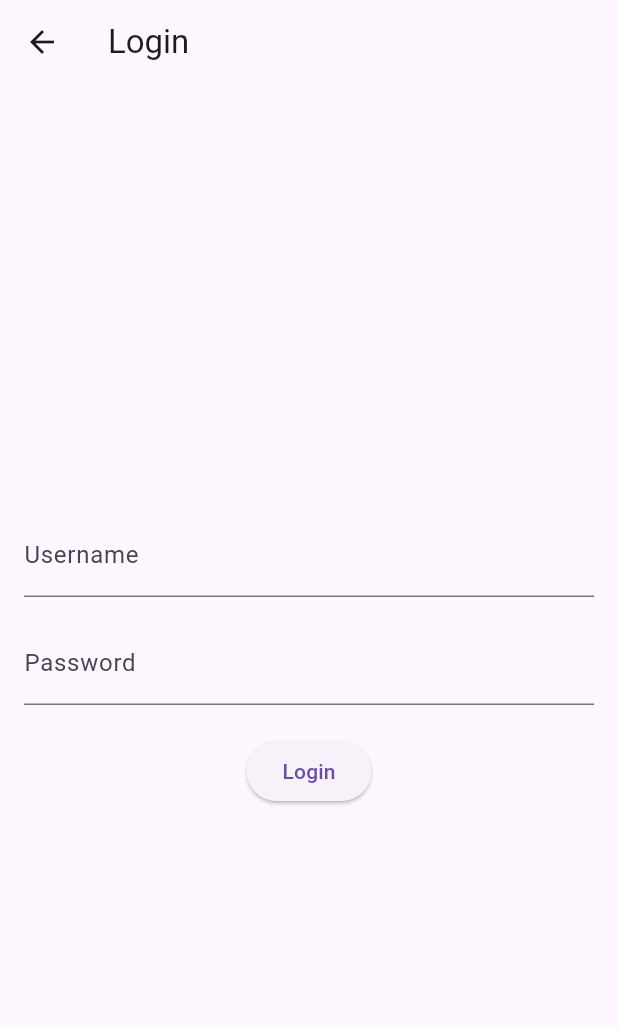
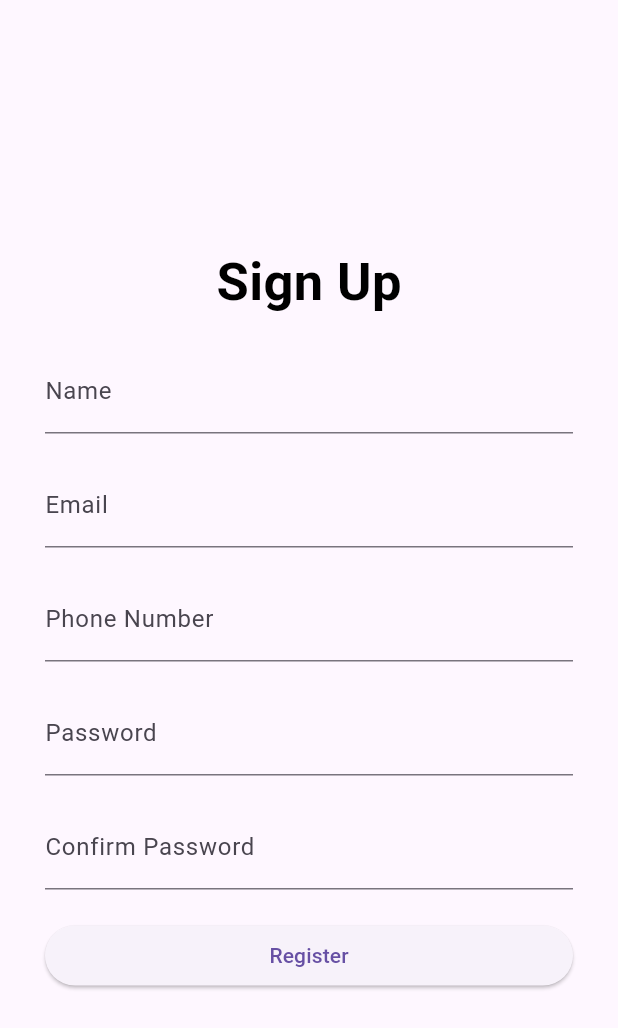
Before and after one commit to priyagupta-js/basics_flutter_projects, a Flutter app: the Signup screen opened directly, on a phone screen of 412 x 824 dp. Shown: the top 1028 px of the screen. Run offline on Flutter 3.47's test engine with Material 3 defaults, Android fonts, the phone set to English and light mode, and no system bars.

Commit message:
SignUp page

```diff
--- a/login_signup/lib/Signup.dart
+++ b/login_signup/lib/Signup.dart
@@ -6,27 +6,60 @@ class Signup extends StatelessWidget {
   @override
   Widget build(BuildContext context) {
     return Scaffold(
-      appBar: AppBar(title: Text('Login')),
+      // appBar: AppBar(title: Text('Login')),
       body: Padding(
-        padding: const EdgeInsets.all(16.0),
+        padding: const EdgeInsets.all(30),
         child: Column(
           mainAxisAlignment: MainAxisAlignment.center,
           children: [
+            Text('Sign Up',
+                style: TextStyle(
+                  fontSize: 35,
+                  color: Colors.black,
+                  fontWeight: FontWeight.bold,
+                )),
+            SizedBox(
+              height: 20,
+            ),
+            // name
             TextField(
               // controller: _usernameController,
-              decoration: InputDecoration(labelText: 'Username'),
+              decoration: InputDecoration(labelText: 'Name'),
             ),
-            SizedBox(height: 16),
+            SizedBox(height: 20),
+            // email
+            TextField(
+              // controller: _usernameController,
+              decoration: InputDecoration(labelText: 'Email'),
+            ),
+            SizedBox(height: 20),
+            // phone number
+            TextField(
+              // controller: _usernameController,
+              decoration: InputDecoration(labelText: 'Phone Number'),
+            ),
+            SizedBox(height: 20),
             TextField(
               // controller: _passwordController,
               decoration: InputDecoration(labelText: 'Password'),
               obscureText: true,
             ),
             SizedBox(height: 20),
-            ElevatedButton(
-              onPressed: () {},
-              child: Text('Login'),
+            TextField(
+              // controller: _passwordController,
+              decoration: InputDecoration(labelText: 'Confirm Password'),
+              obscureText: true,
             ),
+            SizedBox(
+              height: 20,
+            ),
+            SizedBox(
+              width: double.infinity,
+              child: ElevatedButton(
+                onPressed: () {},
+                child: Text('Register'),
+              ),
+            )
           ],
         ),
       ),
--- a/login_signup/lib/main.dart
+++ b/login_signup/lib/main.dart
@@ -4,6 +4,6 @@ import 'package:login_signup/Login.dart';
 
 void main() {
   runApp(MaterialApp(
-    home: Login(),
+    home: Signup(),
   ));
 }
```
